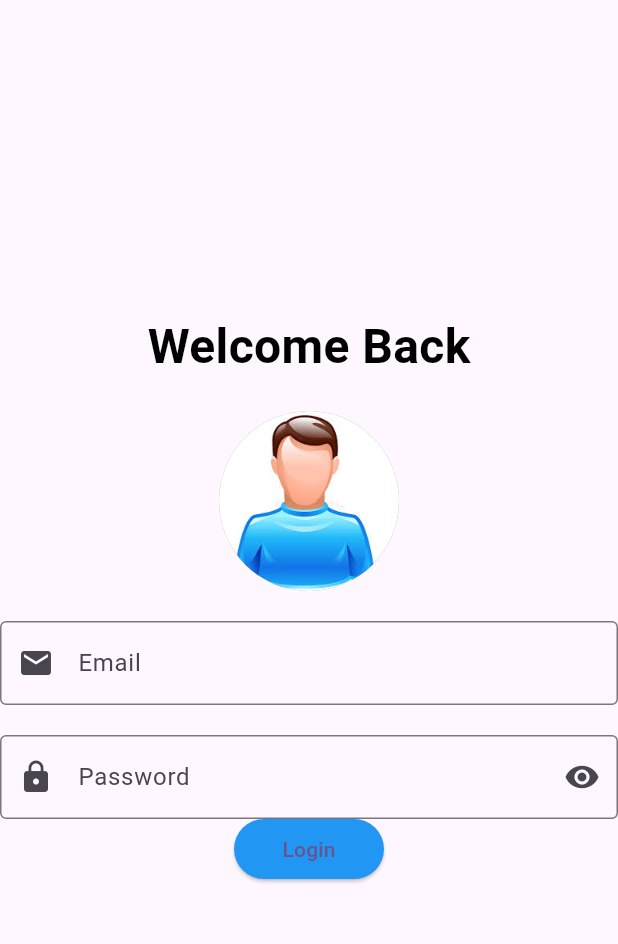
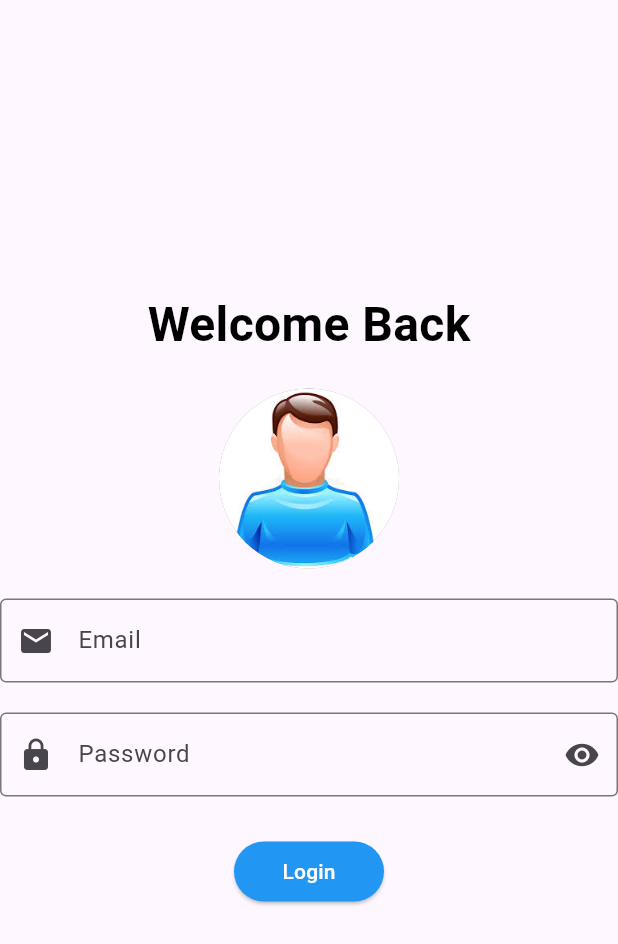
Before and after one commit to muhamadayeshaaulia/week6_splash_screen, a Flutter app: the MyLogin screen opened directly, on a phone screen of 412 x 824 dp. Shown: the top 944 px of the screen. Run offline on Flutter 3.47's test engine with Material 3 defaults, Android fonts, the phone set to English and light mode, and no system bars.

Commit message:
memberikan jarak antara text field dan button dan memberikan warna pada text yg ada di button

```diff
--- a/lib/screen/login.dart
+++ b/lib/screen/login.dart
@@ -62,13 +62,14 @@ class MyLogin extends StatelessWidget {
               ),
             ),
           ),
+          SizedBox(height: 30),
           Container(
             height: 40,
             width: 100,
             child: ElevatedButton(
               onPressed: () {},
               style: ElevatedButton.styleFrom(backgroundColor: Colors.blue),
-              child: Text("Login"),
+              child: Text("Login", style: TextStyle(color: Colors.white)),
             ),
           ),
           SizedBox(height: 30),
```
